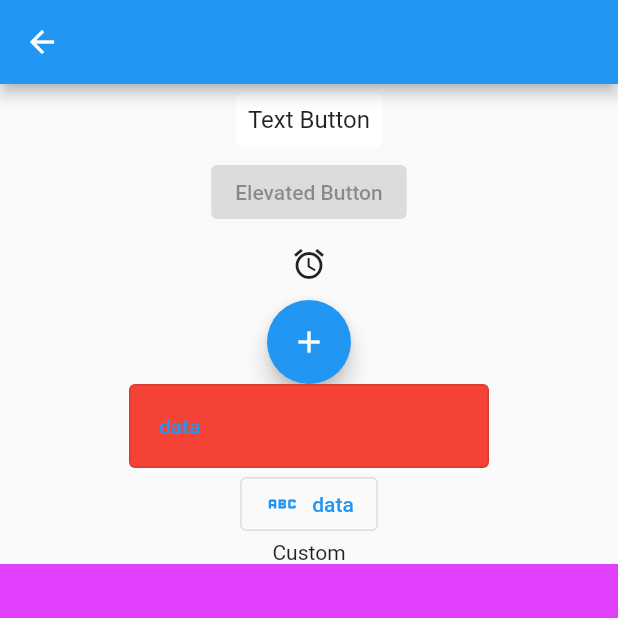
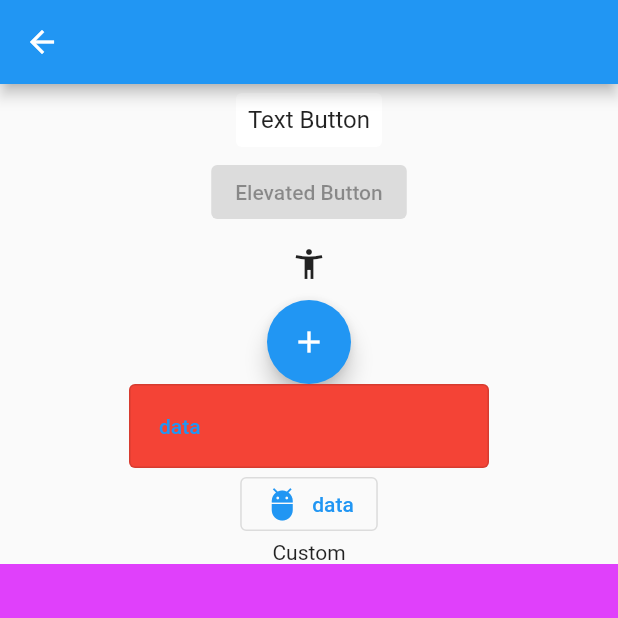
Before and after one commit to gurkanmutllu/flutter_full_learn, a Flutter app: the ButtonLearn screen opened directly, on a phone screen of 412 x 824 dp, the top half of it. Run offline on Flutter 3.47's test engine with Material 2 defaults, Android fonts, the light colour scheme and no system bars; our stand-ins replace dio, equatable, flutter_mobx, flutter_secure_storage, flutter_spinkit, image_picker and 3 more; accounts and stored records are empty; generated files the repository leaves out were written again; network calls fail.

Commit message:
icons uopdated

```diff
--- a/lib/101/app_bar_learn.dart
+++ b/lib/101/app_bar_learn.dart
@@ -10,16 +10,16 @@ class AppBarLearnView extends StatelessWidget {
     return Scaffold(
       appBar: AppBar(
         title: Text(_title),
-        leading: Icon(Icons.chevron_left),
+        leading: const Icon(Icons.chevron_left),
         actions: [
-          IconButton(onPressed: () {}, icon: Icon(Icons.alarm_off)),
-          Center(
+          IconButton(onPressed: () {}, icon: const Icon(Icons.ac_unit_rounded)),
+          const Center(
             child: CircularProgressIndicator(),
           )
         ],
       ),
       body: Column(
-        children: [],
+        children: const [],
       ),
     );
   }
--- a/lib/101/button_learn.dart
+++ b/lib/101/button_learn.dart
@@ -10,10 +10,6 @@ class ButtonLearn extends StatelessWidget {
       body: Column(children: [
         TextButton(
           onPressed: () {},
-          child: Text(
-            'Text Button',
-            style: Theme.of(context).textTheme.subtitle1,
-          ),
           style: ButtonStyle(
             backgroundColor: MaterialStateProperty.resolveWith((states) {
               if (states.contains(MaterialState.pressed)) {
@@ -22,46 +18,45 @@ class ButtonLearn extends StatelessWidget {
               return Colors.white;
             }),
           ),
+          child: Text(
+            'Text Button',
+            style: Theme.of(context).textTheme.subtitle1,
+          ),
         ),
-        ElevatedButton(onPressed: null, child: Text('Elevated Button')),
-        IconButton(onPressed: () {}, icon: Icon(Icons.access_alarm_sharp)),
+        const ElevatedButton(onPressed: null, child: Text('Elevated Button')),
+        IconButton(onPressed: () {}, icon: const Icon(Icons.accessibility_new)),
         FloatingActionButton(
           onPressed: () {},
-          child: Icon(Icons.add),
+          child: const Icon(Icons.add),
         ),
         OutlinedButton(
             style: OutlinedButton.styleFrom(
               backgroundColor: Colors.red,
-              padding: EdgeInsets.all(20),
+              padding: const EdgeInsets.all(20),
             ),
             onPressed: () {},
-            child: SizedBox(
+            child: const SizedBox(
               width: 200,
               child: Text('data'),
             )),
-        OutlinedButton.icon(
-            onPressed: () {},
-            icon: Icon(Icons.abc_outlined),
-            label: Text('data')),
+        OutlinedButton.icon(onPressed: () {}, icon: const Icon(Icons.adb_outlined), label: const Text('data')),
         // InkWell widgeti daha kostümize edilebilir bir buton elde etmemizi sağlar.
-        InkWell(onTap: () {}, child: Text('Custom')),
+        InkWell(onTap: () {}, child: const Text('Custom')),
         Container(
           height: 200,
           color: Colors.purpleAccent,
         ),
-        SizedBox(
+        const SizedBox(
           height: 20,
         ),
         ElevatedButton(
             style: ElevatedButton.styleFrom(
-              primary: Colors.black,
-              shape: RoundedRectangleBorder(
-                  borderRadius: BorderRadius.all(Radius.circular(20))),
+              backgroundColor: Colors.black,
+              shape: const RoundedRectangleBorder(borderRadius: BorderRadius.all(Radius.circular(20))),
             ),
             onPressed: () {},
             child: Padding(
-              padding: const EdgeInsets.only(
-                  top: 20, bottom: 20, left: 40, right: 40),
+              padding: const EdgeInsets.only(top: 20, bottom: 20, left: 40, right: 40),
               child: Text(
                 'Place Bid',
                 style: Theme.of(context).textTheme.headline5,
```
